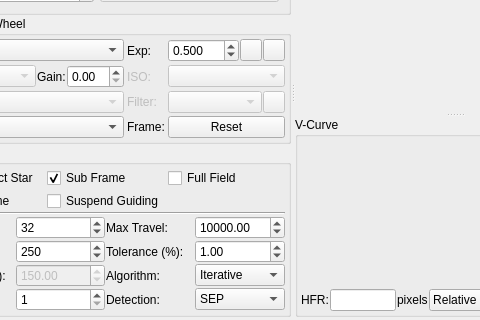
Old version of the form kstars/ekos/focus/focus.ui in the repository KDE/kstars; both pictures show x 82 to 562 and y 137 to 457 of the 700 by 457 pixel window.
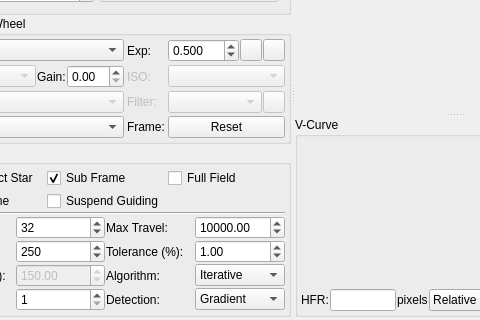
New version of the form. Icons and pictures are not drawn. Custom widgets are drawn as their Qt base class.

Commit message: Reset order to Gradient -> Centroid -> Threshold -> SEP

Diff of the .ui file:
```diff
--- a/kstars/ekos/focus/focus.ui
+++ b/kstars/ekos/focus/focus.ui
@@ -725,11 +725,6 @@
             </item>
             <item row="5" column="3">
              <widget class="QComboBox" name="focusDetectionCombo">
-              <item>
-               <property name="text">
-                <string>SEP</string>
-               </property>
-              </item>
               <item>
                <property name="text">
                 <string>Gradient</string>
```
Left out of the diff: 5 changed lines with no effect on the pictures. The commit also changes 1 other file.
